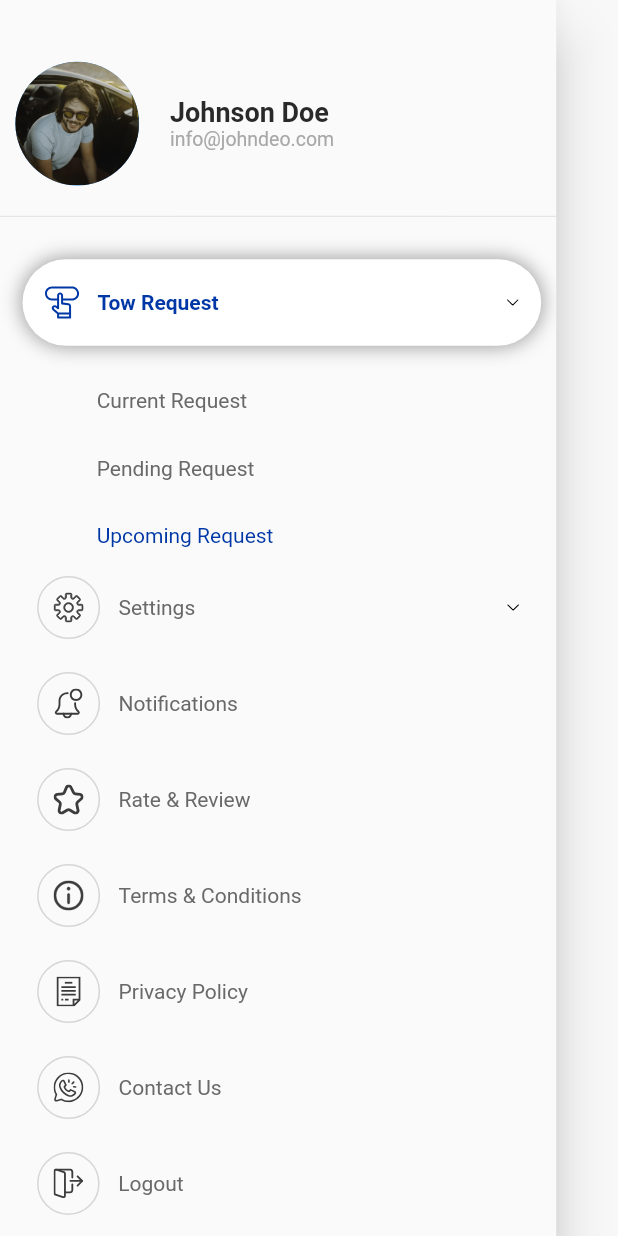
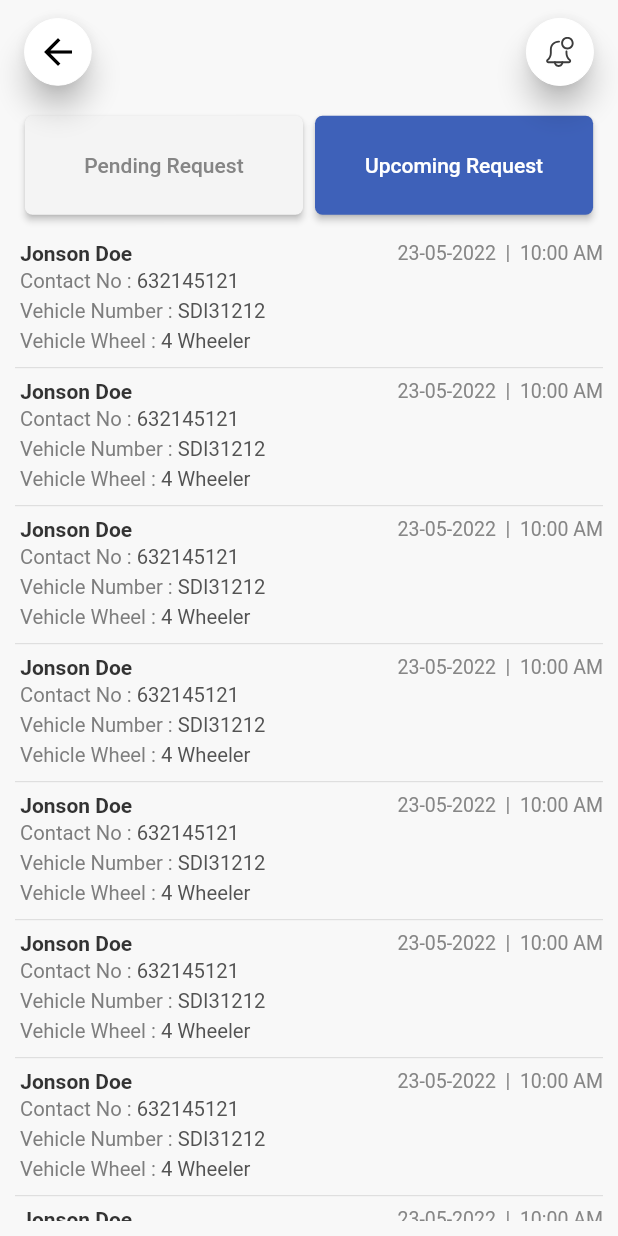
Before and after one commit to harshpatel5404/restow, a Flutter app: the MyDrawer widget shown alone on an empty page, opened directly, after a tap on "Tow Request", after a tap on "Upcoming Request", on a phone screen of 412 x 824 dp. Run offline on Flutter 3.47's test engine with Material 2 defaults, Android fonts, the phone set to English and light mode, and no system bars; our stand-ins replace flutter_rating_bar, flutter_svg, get, otp_text_field.

Commit message:
drawer link added

```diff
--- a/lib/Screens/CompleteJob/complete_job.dart
+++ b/lib/Screens/CompleteJob/complete_job.dart
@@ -3,6 +3,7 @@ import 'package:flutter/src/foundation/key.dart';
 import 'package:flutter/src/widgets/framework.dart';
 import 'package:flutter_svg/svg.dart';
 import 'package:get/get.dart';
+import 'package:restow/Screens/Home/home_screen.dart';
 import 'package:restow/Screens/PendingUpcomingRequest/pending_upcoming_request.dart';
 import 'package:restow/Widgets/buttons.dart';
 import 'package:restow/Widgets/drawer_menu.dart';
@@ -203,7 +204,7 @@ class _CompleteJobScreenState extends State<CompleteJobScreen> {
                         ),
                         MyButton(
                             onpress: () {
-                              Get.to(PendingUpcomingRequest(ispending: true));
+                              Get.off(HomeScreen());
                             },
                             btntext: "Completed"),
                         const SizedBox(
--- a/lib/Screens/ForgotPassword/forgotpassword.dart
+++ b/lib/Screens/ForgotPassword/forgotpassword.dart
@@ -173,7 +173,7 @@ class _ForgotPasswordState extends State<ForgotPassword> {
               child: MyButton(
                 btntext: "Submit",
                 onpress: () {
-                  Get.toNamed("/changepassword");
+                  Get.back();
                 },
               ),
             ),
--- a/lib/Screens/Payments/add_bank_accout.dart
+++ b/lib/Screens/Payments/add_bank_accout.dart
@@ -1,6 +1,4 @@
 import 'package:flutter/material.dart';
-import 'package:flutter/src/foundation/key.dart';
-import 'package:flutter/src/widgets/framework.dart';
 import 'package:flutter_svg/svg.dart';
 import 'package:get/get.dart';
 import 'package:restow/Widgets/buttons.dart';
@@ -51,7 +49,7 @@ class _AddBankAccountState extends State<AddBankAccount> {
                     fontWeight: FontWeight.w500,
                     fontSize: 23,
                   ),
-                ),add
+                ),
               ],
             ),
           ),
--- a/lib/Screens/Payments/payments.dart
+++ b/lib/Screens/Payments/payments.dart
@@ -3,8 +3,6 @@ import 'package:flutter_svg/svg.dart';
 import 'package:get/get.dart';
 import 'package:restow/Constants/colors.dart';
 import 'package:restow/Screens/Payments/payment_history.dart';
-import 'package:restow/Widgets/buttons.dart';
-
 import '../../Widgets/icon.dart';
 import '../Notifications/notifications.dart';
 import 'bank_account.dart';
@@ -27,7 +25,6 @@ class _PaymentScreenState extends State<PaymentScreen>
   @override
   void dispose() {
     super.dispose();
-
     _pageController.dispose();
   }
 
--- a/lib/Screens/PendingUpcomingRequest/pending_upcoming_request.dart
+++ b/lib/Screens/PendingUpcomingRequest/pending_upcoming_request.dart
@@ -1,53 +1,60 @@
 import 'package:flutter/material.dart';
-import 'package:flutter/src/foundation/key.dart';
-import 'package:flutter/src/widgets/framework.dart';
-import 'package:flutter_svg/flutter_svg.dart';
+import 'package:flutter_svg/svg.dart';
 import 'package:get/get.dart';
 import 'package:restow/Constants/colors.dart';
-import 'package:restow/Screens/Notifications/notifications.dart';
-import 'package:restow/Widgets/icon.dart';
-
-import '../../Widgets/text_widget.dart';
+import 'package:restow/Screens/Payments/payment_history.dart';
+import 'package:restow/Screens/PendingUpcomingRequest/pending_request.dart';
+import 'package:restow/Screens/PendingUpcomingRequest/upcoming_request.dart';
+import '../../Widgets/icon.dart';
+import '../Notifications/notifications.dart';
 
 class PendingUpcomingRequest extends StatefulWidget {
-   bool ispending;
-  PendingUpcomingRequest({Key? key, required this.ispending}) : super(key: key);
+  final int curindex;
+  const PendingUpcomingRequest({Key? key, required this.curindex}) : super(key: key);
 
   @override
-  State<PendingUpcomingRequest> createState() => _PendingUpcomingRequestState();
+  _PendingUpcomingRequestState createState() => _PendingUpcomingRequestState();
 }
 
-class _PendingUpcomingRequestState extends State<PendingUpcomingRequest> {
-  bool ispendingreq = true;
-
+class _PendingUpcomingRequestState extends State<PendingUpcomingRequest>
+    with SingleTickerProviderStateMixin {
+  late int _selectedIndex;
+  late PageController _pageController;
   @override
   void initState() {
     super.initState();
-    ispendingreq = widget.ispending;
+    _pageController = PageController(initialPage: widget.curindex);
+    _selectedIndex = widget.curindex;
+
+
+  }
+
+  @override
+  void dispose() {
+    super.dispose();
+    _pageController.dispose();
   }
 
   @override
   Widget build(BuildContext context) {
-    return Scaffold(
-      body: Padding(
-        padding: EdgeInsets.only(
-            left: 10,
-            right: 10,
-            top: Get.height * 0.06,
-            bottom: Get.height * 0.01),
-        child: Column(
-          children: [
-            Row(
+    return SafeArea(
+      child: Scaffold(
+        appBar: PreferredSize(
+          preferredSize:
+              Size.fromHeight(Get.height * 0.15), // here the desired height
+          child: Padding(
+            padding: EdgeInsets.symmetric(
+                horizontal: Get.width * 0.03, vertical: Get.width * 0.02),
+            child: Row(
               mainAxisAlignment: MainAxisAlignment.spaceBetween,
               children: [
                 InkWell(
                     onTap: () {
-                    Get.to(Notifications());
+                      Get.back();
                     },
-                  child: AppIcon(
+                    child: const AppIcon(
                       icon: Icons.arrow_back,
-                  ),
-                ),
+                    )),
                 InkWell(
                   onTap: () {
                     Get.to(Notifications());
@@ -55,7 +62,8 @@ class _PendingUpcomingRequestState extends State<PendingUpcomingRequest> {
                   child: Card(
                     shape: OutlineInputBorder(
                         borderRadius: BorderRadius.circular(50),
-                        borderSide: BorderSide(width: 0, color: Colors.white)),
+                        borderSide:
+                            const BorderSide(width: 0, color: Colors.white)),
                     elevation: 8,
                     child: Padding(
                         padding: EdgeInsets.all(Get.width * 0.03),
@@ -67,28 +75,30 @@ class _PendingUpcomingRequestState extends State<PendingUpcomingRequest> {
                 ),
               ],
             ),
-            Padding(
-              padding: const EdgeInsets.only(top: 15, bottom: 10),
-              child: Row(
-                mainAxisAlignment: MainAxisAlignment.spaceBetween,
-                children: [
+          ),
+        ),
+        body: Column(
+          children: <Widget>[
+            ButtonBar(
+              alignment: MainAxisAlignment.center,
+              children: <Widget>[
                 Container(
                   width: Get.width * 0.45,
                   height: Get.height * 0.08,
                   child: ElevatedButton(
                     onPressed: () {
-                        ispendingreq = !ispendingreq;
-                        setState(() {});
+                      _pageController.animateToPage(0,
+                          duration: const Duration(milliseconds: 100),
+                          curve: Curves.ease);
                     },
                     style: ButtonStyle(
                       foregroundColor:
                           MaterialStateProperty.all<Color>(Colors.white),
-                        backgroundColor: !ispendingreq
+                      backgroundColor: _selectedIndex == 1
                           ? MaterialStateProperty.all<Color>(
-                                Color(0xffF4F4F4))
+                              const Color(0xffF4F4F4))
                           : MaterialStateProperty.all<Color>(kPrimaryColor),
-                        shape:
-                            MaterialStateProperty.all<RoundedRectangleBorder>(
+                      shape: MaterialStateProperty.all<RoundedRectangleBorder>(
                         RoundedRectangleBorder(
                           borderRadius: BorderRadius.circular(5.0),
                         ),
@@ -98,8 +108,8 @@ class _PendingUpcomingRequestState extends State<PendingUpcomingRequest> {
                       "Pending Request",
                       style: TextStyle(
                           fontSize: 14,
-                            color: !ispendingreq
-                                ? Color(0xff858585)
+                          color: _selectedIndex == 1
+                              ? const Color(0xff858585)
                               : Colors.white),
                     ),
                   ),
@@ -109,18 +119,18 @@ class _PendingUpcomingRequestState extends State<PendingUpcomingRequest> {
                   height: Get.height * 0.08,
                   child: ElevatedButton(
                     onPressed: () {
-                        ispendingreq = !ispendingreq;
-                        setState(() {});
+                      _pageController.animateToPage(1,
+                          duration: const Duration(milliseconds: 100),
+                          curve: Curves.ease);
                     },
                     style: ButtonStyle(
                       foregroundColor:
                           MaterialStateProperty.all<Color>(Colors.white),
-                        backgroundColor: ispendingreq
+                      backgroundColor: _selectedIndex == 0
                           ? MaterialStateProperty.all<Color>(
-                                Color(0xffF4F4F4))
+                              const Color(0xffF4F4F4))
                           : MaterialStateProperty.all<Color>(kPrimaryColor),
-                        shape:
-                            MaterialStateProperty.all<RoundedRectangleBorder>(
+                      shape: MaterialStateProperty.all<RoundedRectangleBorder>(
                         RoundedRectangleBorder(
                           borderRadius: BorderRadius.circular(5.0),
                         ),
@@ -129,52 +139,28 @@ class _PendingUpcomingRequestState extends State<PendingUpcomingRequest> {
                     child: Text(
                       "Upcoming Request",
                       style: TextStyle(
-                            fontSize: 13.5,
-                            color: ispendingreq
-                                ? Color(0xff858585)
+                          fontSize: 14,
+                          color: _selectedIndex == 0
+                              ? const Color(0xff858585)
                               : Colors.white),
                     ),
                   ),
                 ),
               ],
             ),
-            ),
-            Container(
-              height: Get.height * 0.72,
-              child: ListView.builder(
-                itemCount: 10,
-                shrinkWrap: true,
-                itemBuilder: (BuildContext context, int index) {
-                  return Column(
+            Expanded(
+              flex: 40,
+              child: PageView(
+                onPageChanged: (index) {
+                  print(index);
+                  _selectedIndex = index;
+                  setState(() {});
+                },
+                controller: _pageController,
                 children: [
-                      Row(
-                        mainAxisAlignment: MainAxisAlignment.spaceBetween,
-                        children: [
-                          Text(
-                            " Jonson Doe",
-                            style: TextStyle(
-                                color: Color(0xff333333),
-                                fontSize: 14,
-                                fontWeight: FontWeight.bold),
-                          ),
-                          Text(
-                            " 23-05-2022  |  10:00 AM",
-                            style: TextStyle(
-                              color: Color(0xff868686),
-                              fontSize: 13,
-                            ),
-                          ),
+                  PendingRequest(),
+                  UpcomingRequest(),
                 ],
-                      ),
-                      TextWidget(text1: " Contact No : ", text2: "632145121"),
-                      TextWidget(
-                          text1: " Vehicle Number : ", text2: "SDI31212"),
-                      TextWidget(
-                          text1: " Vehicle Wheel : ", text2: "4 Wheeler"),
-                      Divider()
-                    ],
-                  );
-                },
               ),
             ),
           ],
--- /dev/null
+++ b/lib/Screens/PendingUpcomingRequest/upcoming_request.dart
@@ -0,0 +1,51 @@
+import 'package:flutter/material.dart';
+import 'package:restow/Widgets/text_widget.dart';
+
+class UpcomingRequest extends StatefulWidget {
+  const UpcomingRequest({Key? key}) : super(key: key);
+
+  @override
+  State<UpcomingRequest> createState() => _UpcomingRequestState();
+}
+
+class _UpcomingRequestState extends State<UpcomingRequest> {
+  @override
+  Widget build(BuildContext context) {
+    return Padding(
+      padding: const EdgeInsets.all(10.0),
+      child: ListView.builder(
+        itemCount: 10,
+        shrinkWrap: true,
+        itemBuilder: (BuildContext context, int index) {
+          return Column(
+            children: [
+              Row(
+                mainAxisAlignment: MainAxisAlignment.spaceBetween,
+                children: [
+                  Text(
+                    " Jonson Doe",
+                    style: TextStyle(
+                        color: Color(0xff333333),
+                        fontSize: 14,
+                        fontWeight: FontWeight.bold),
+                  ),
+                  Text(
+                    " 23-05-2022  |  10:00 AM",
+                    style: TextStyle(
+                      color: Color(0xff868686),
+                      fontSize: 13,
+                    ),
+                  ),
+                ],
+              ),
+              TextWidget(text1: " Contact No : ", text2: "632145121"),
+              TextWidget(text1: " Vehicle Number : ", text2: "SDI31212"),
+              TextWidget(text1: " Vehicle Wheel : ", text2: "4 Wheeler"),
+              Divider()
+            ],
+          );
+        },
+      ),
+    );
+  }
+}
--- a/lib/Screens/SignIn/sign_in_screen.dart
+++ b/lib/Screens/SignIn/sign_in_screen.dart
@@ -1,6 +1,7 @@
 import 'package:flutter/material.dart';
 import 'package:get/get.dart';
 import 'package:restow/Constants/colors.dart';
+import 'package:restow/Screens/ForgotPassword/forgotpassword.dart';
 import 'package:restow/Screens/SignUp/sign_up_screen.dart';
 import 'package:restow/Widgets/buttons.dart';
 
@@ -114,7 +115,9 @@ class _SignInPageState extends State<SignInPage> {
               },
             ),
             InkWell(
-              onTap: () {},
+              onTap: () {
+                Get.to(ForgotPassword());
+              },
               child: Text(
                 "Forgot password?",
                 style: TextStyle(
--- a/lib/Screens/VerifyOtp/verify_otp.dart
+++ b/lib/Screens/VerifyOtp/verify_otp.dart
@@ -3,6 +3,7 @@ import 'package:get/get.dart';
 import 'package:otp_text_field/otp_text_field.dart';
 import 'package:otp_text_field/style.dart';
 import 'package:restow/Constants/colors.dart';
+import 'package:restow/Screens/Home/home_screen.dart';
 import 'package:restow/Screens/SignUp/sign_up_screen.dart';
 import 'package:restow/Widgets/buttons.dart';
 import 'package:restow/Widgets/icon.dart';
@@ -134,7 +135,7 @@ class _VerifyOtpState extends State<VerifyOtp> {
               child: MyButton(
                 btntext: "Submit",
                 onpress: () {
-                  Get.toNamed("/forgotpassword");
+                  Get.off(HomeScreen());
                 },
               ),
             ),
@@ -150,7 +151,7 @@ class _VerifyOtpState extends State<VerifyOtp> {
                 ),
                 InkWell(
                   onTap: () {
-                    Get.to(SignUpPage());
+                    // Get.to(SignUpPage());
                   },
                   child: Text(
                     "Resend",
--- a/lib/Widgets/drawer_menu.dart
+++ b/lib/Widgets/drawer_menu.dart
@@ -8,7 +8,9 @@ import 'package:restow/Screens/ChangePassword/change_password.dart';
 import 'package:restow/Screens/ContactUs/contact_us.dart';
 import 'package:restow/Screens/Notifications/notifications.dart';
 import 'package:restow/Screens/Payments/payments.dart';
+import 'package:restow/Screens/PendingUpcomingRequest/pending_upcoming_request.dart';
 import 'package:restow/Screens/Rating%20Review/rating_review.dart';
+import 'package:restow/Screens/SignIn/sign_in_screen.dart';
 
 import '../Screens/AboutUs/about_us.dart';
 
@@ -30,7 +32,7 @@ class _MyDrawerState extends State<MyDrawer> {
     {"name": "Notifications", "icon": "notification"},
     {"name": "Rate & Review", "icon": "star"},
     {"name": "Terms & Conditions", "icon": "info"},
-    {"name": "Privacy Policy", "icon": "terms"},
+    {"name": "About Us", "icon": "terms"},
     {"name": "Contact Us", "icon": "contact"},
     {"name": "Logout", "icon": "logout"},
   ];
@@ -163,6 +165,21 @@ class _MyDrawerState extends State<MyDrawer> {
                                           setState(() {
                                             onTaptowrequest = index;
                                           });
+                                          switch (index) {
+                                            case 0:
+                                              break;
+                                            case 1:
+                                              Get.to(PendingUpcomingRequest(
+                                                curindex: 0,
+                                              ));
+                                              break;
+                                            case 2:
+                                              Get.to(PendingUpcomingRequest(
+                                                curindex: 1,
+                                              ));
+                                              break;
+                                            default:
+                                          }
                                         },
                                         child: Text(
                                           towname[index],
@@ -243,6 +260,9 @@ class _MyDrawerState extends State<MyDrawer> {
                         case 6:
                           Get.to(ContactUs());
                           break;
+                        case 7:
+                          Get.offAll(SignInPage());
+                          break;
 
                         default:
                       }
--- a/lib/main.dart
+++ b/lib/main.dart
@@ -27,7 +27,7 @@ class MyApp extends StatelessWidget {
         scaffoldBackgroundColor: background,
         fontFamily: 'Roboto',
       ),
-      home: CompleteJobScreen(),
+      home: SplashScreen(),
     );
   }
 }
```
Also changed, not shown: lib/Screens/PendingUpcomingRequest/pending_request.dart (added, +60 -0 lines). Lines whose indentation alone changed are shown as unchanged.
